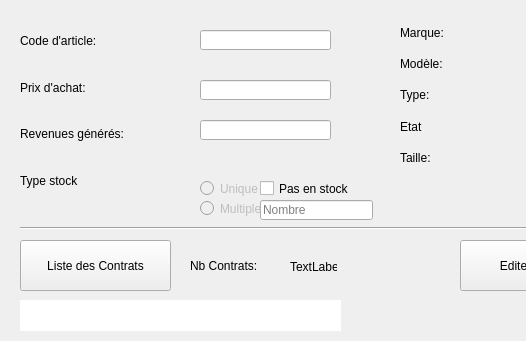
This is view/itemDetailsView.ui in GruberAdam/TPI-Sploks as Qt 5 draws it before an edit; both pictures show x 0 to 526 and y 0 to 341 of the 797 by 341 pixel window. The edited form follows.
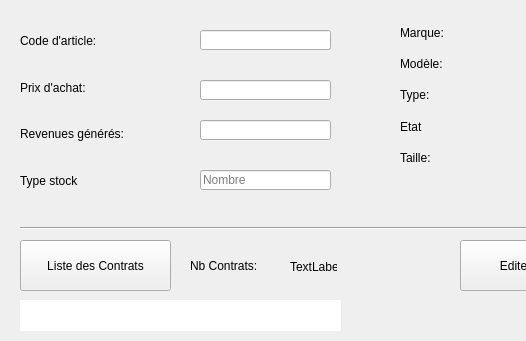
This is the edited form.

Commit message: changement de la logique multiple et unique

What changed in the file:
```diff
--- a/view/itemDetailsView.ui
+++ b/view/itemDetailsView.ui
@@ -387,9 +387,9 @@
    <widget class="QLineEdit" name="textStock">
     <property name="geometry">
      <rect>
-      <x>260</x>
-      <y>200</y>
-      <width>113</width>
+      <x>200</x>
+      <y>170</y>
+      <width>131</width>
       <height>20</height>
      </rect>
     </property>
@@ -400,51 +400,6 @@
      <string>Nombre</string>
     </property>
    </widget>
-   <widget class="QRadioButton" name="radioMultiple">
-    <property name="enabled">
-     <bool>false</bool>
-    </property>
-    <property name="geometry">
-     <rect>
-      <x>200</x>
-      <y>200</y>
-      <width>82</width>
-      <height>17</height>
-     </rect>
-    </property>
-    <property name="text">
-     <string>Multiple</string>
-    </property>
-   </widget>
-   <widget class="QRadioButton" name="radioUnique">
-    <property name="enabled">
-     <bool>false</bool>
-    </property>
-    <property name="geometry">
-     <rect>
-      <x>200</x>
-      <y>180</y>
-      <width>82</width>
-      <height>17</height>
-     </rect>
-    </property>
-    <property name="text">
-     <string>Unique</string>
-    </property>
-   </widget>
-   <widget class="QCheckBox" name="checkBoxVide">
-    <property name="geometry">
-     <rect>
-      <x>260</x>
-      <y>180</y>
-      <width>91</width>
-      <height>17</height>
-     </rect>
-    </property>
-    <property name="text">
-     <string>Pas en stock</string>
-    </property>
-   </widget>
   </widget>
  </widget>
  <tabstops>
```
Left out of the diff: 2 changed lines with no effect on the pictures. The commit also changes 3 other files.
